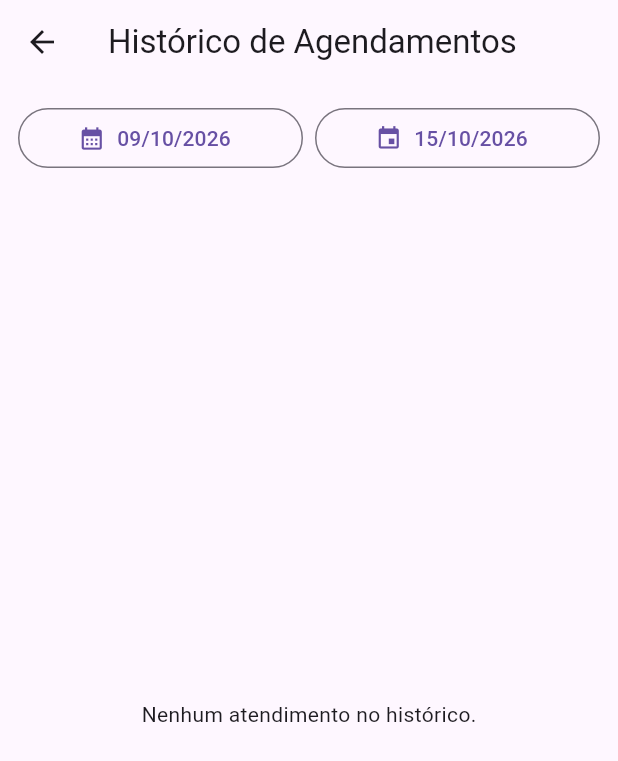
After one commit to MatheusZoreck/agendamentos_app, a Flutter app: the HistoricoPage screen opened directly, on a phone screen of 412 x 824 dp. The commit adds this screen. Shown: the top 761 px of the screen. Run offline on Flutter 3.47's test engine with Material 3 defaults, Android fonts, the phone set to English and light mode, and no system bars; our stand-ins replace cloud_firestore, firebase_core; accounts and stored records are empty.

Commit message:
Adicionar funcionalidade de exclusão de agendamentos e criar a tela de histórico de agendamentos com filtros de data.

```diff
--- /dev/null
+++ b/lib/screens/historico_page.dart
@@ -0,0 +1,240 @@
+
+import 'package:flutter/material.dart';
+import 'package:cloud_firestore/cloud_firestore.dart';
+
+class HistoricoPage extends StatefulWidget {
+  const HistoricoPage({super.key});
+
+  @override
+  State<HistoricoPage> createState() => _HistoricoPageState();
+}
+
+class _HistoricoPageState extends State<HistoricoPage> {
+
+
+
+ // 1. Variáveis da classe
+  late DateTime dataInicial;
+  late DateTime dataFinal;
+
+  // 2. initState()
+  @override
+  void initState() {
+    super.initState();
+
+    final hoje = DateTime.now();
+
+    dataInicial = DateTime(
+      hoje.year,
+      hoje.month,
+      hoje.day,
+    ).subtract(const Duration(days: 7));
+
+    dataFinal = DateTime(
+      hoje.year,
+      hoje.month,
+      hoje.day,
+    );
+  }
+
+  // 3. selecionarData()
+ Future<void> selecionarData(bool inicial) async {
+  final dataSelecionada = await showDatePicker(
+    context: context,
+    initialDate: inicial ? dataInicial : dataFinal.subtract(
+      const Duration(days: 1),
+    ),
+    firstDate: DateTime(2020),
+    lastDate: DateTime.now(),
+    locale: const Locale('pt', 'BR'),
+  );
+
+  if (dataSelecionada == null) return;
+
+  setState(() {
+    if (inicial) {
+      dataInicial = DateTime(
+        dataSelecionada.year,
+        dataSelecionada.month,
+        dataSelecionada.day,
+      );
+    } else {
+      dataFinal = DateTime(
+        dataSelecionada.year,
+        dataSelecionada.month,
+        dataSelecionada.day,
+      ).add(const Duration(days: 1));
+    }
+  });
+}
+
+  // 4. listarAgendamentos()
+
+Widget listarAgendamentos() {
+  return StreamBuilder<QuerySnapshot<Map<String, dynamic>>>(
+    stream: FirebaseFirestore.instance
+    .collection('agendamentos')
+    .where(
+      'status',
+      whereIn: ['concluído', 'cancelado'],
+    )
+    .where(
+      'data',
+      isGreaterThanOrEqualTo: Timestamp.fromDate(dataInicial),
+    )
+    .where(
+      'data',
+      isLessThan: Timestamp.fromDate(dataFinal),
+    )
+    .orderBy('data', descending: true)
+    .limit(20)
+    .snapshots(),
+    builder: (context, snapshot) {
+      if (snapshot.connectionState == ConnectionState.waiting) {
+        return const Center(
+          child: CircularProgressIndicator(),
+        );
+      }
+
+      if (snapshot.hasError) {
+        return Center(
+          child: Text(
+            'Erro ao carregar histórico:\n${snapshot.error}',
+          ),
+        );
+      }
+
+      final documentos = snapshot.data?.docs ?? [];
+
+      final atendimentosConcluidos = documentos.where((documento) {
+        return documento.data()['status'] == 'concluído';
+      }).toList();
+
+      final quantidadeAtendimentos = atendimentosConcluidos.length;
+
+      final valorTotal = atendimentosConcluidos.fold<double>(
+        0,
+        (total, documento) {
+          final dados = documento.data();
+          final valor = (dados['valorTotal'] as num?)?.toDouble() ?? 0;
+
+          return total + valor;
+        },
+      );
+
+      if (documentos.isEmpty) {
+        return const Center(
+          child: Text('Nenhum atendimento no histórico.'),
+        );
+      }
+
+      return ListView.builder(
+        padding: const EdgeInsets.all(12),
+        itemCount: documentos.length,
+        itemBuilder: (context, index) {
+          final dados = documentos[index].data();
+          final dataHora = (dados['data'] as Timestamp).toDate();
+
+          final dataFormatada =
+              '${dataHora.day.toString().padLeft(2, '0')}/'
+              '${dataHora.month.toString().padLeft(2, '0')}/'
+              '${dataHora.year}';
+
+          final horario =
+              '${dataHora.hour.toString().padLeft(2, '0')}:'
+              '${dataHora.minute.toString().padLeft(2, '0')}';
+
+          final servicos =
+              (dados['servicos'] as List<dynamic>? ?? [])
+                  .map((servico) => servico['nome'] ?? 'Serviço')
+                  .join(', ');
+
+          final status = dados['status'] ?? 'concluído';
+          final valor =
+              (dados['valorTotal'] as num?)?.toDouble() ?? 0;
+
+          return Card(
+            child: ListTile(
+              leading: CircleAvatar(
+                child: Icon(
+                  status == 'concluído'
+                      ? Icons.check
+                      : Icons.close,
+                ),
+              ),
+              title: Text(
+                (dados['clienteNome'] ?? 'Cliente sem nome')
+                    .toString(),
+              ),
+              subtitle: Text(
+                '$dataFormatada às $horario\n'
+                '$servicos\n'
+                'Status: ${status.toString().toUpperCase()}',
+              ),
+              isThreeLine: true,
+              trailing: Text(
+                'R\$ ${valor.toStringAsFixed(2).replaceAll('.', ',')}',
+              ),
+            ),
+          );
+        },
+      );
+    },
+  );
+}
+
+
+  // 5. construirFiltros()
+  Widget construirFiltros() {
+  String formatarData(DateTime data) {
+    return '${data.day.toString().padLeft(2, '0')}/'
+        '${data.month.toString().padLeft(2, '0')}/'
+        '${data.year}';
+  }
+
+  return Padding(
+    padding: const EdgeInsets.all(12),
+    child: Row(
+      children: [
+        Expanded(
+          child: OutlinedButton.icon(
+            onPressed: () => selecionarData(true),
+            icon: const Icon(Icons.calendar_month),
+            label: Text(formatarData(dataInicial)),
+          ),
+        ),
+        const SizedBox(width: 8),
+        Expanded(
+          child: OutlinedButton.icon(
+            onPressed: () => selecionarData(false),
+            icon: const Icon(Icons.event),
+            label: Text(
+              formatarData(
+                dataFinal.subtract(const Duration(days: 1)),
+              ),
+            ),
+          ),
+        ),
+      ],
+    ),
+  );
+}
+
+
+  @override
+  Widget build(BuildContext context) {
+    return Scaffold(
+      appBar: AppBar(
+        title: const Text('Histórico de Agendamentos'),
+      ),
+      body: Column(
+        children: [
+          construirFiltros(),
+          Expanded(
+            child: listarAgendamentos(),
+          ),
+        ],
+      ),
+    );
+  }
+}
```
Also changed, not shown: lib/screens/home_page.dart (+91 -6 lines).
